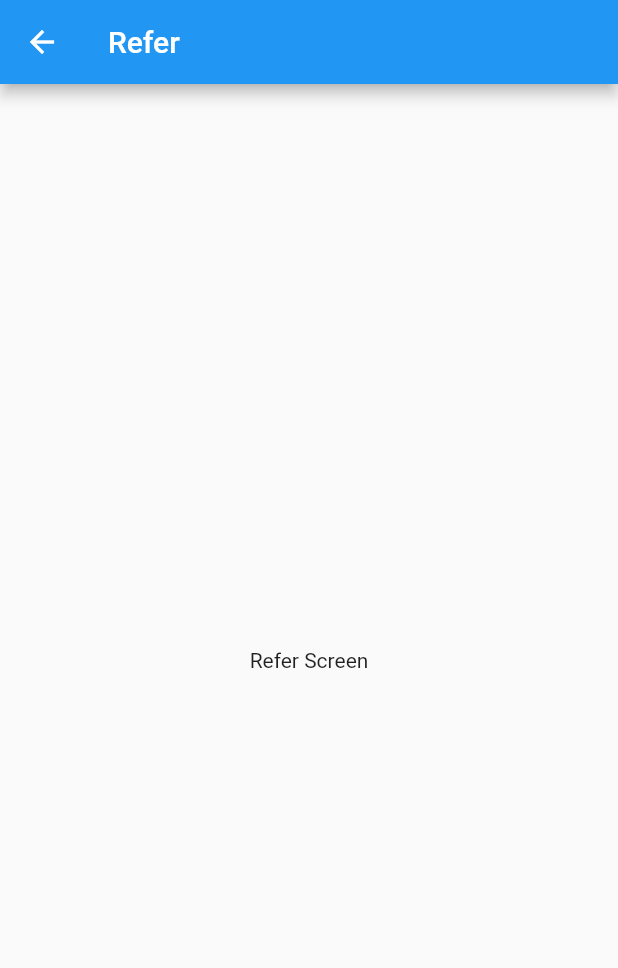
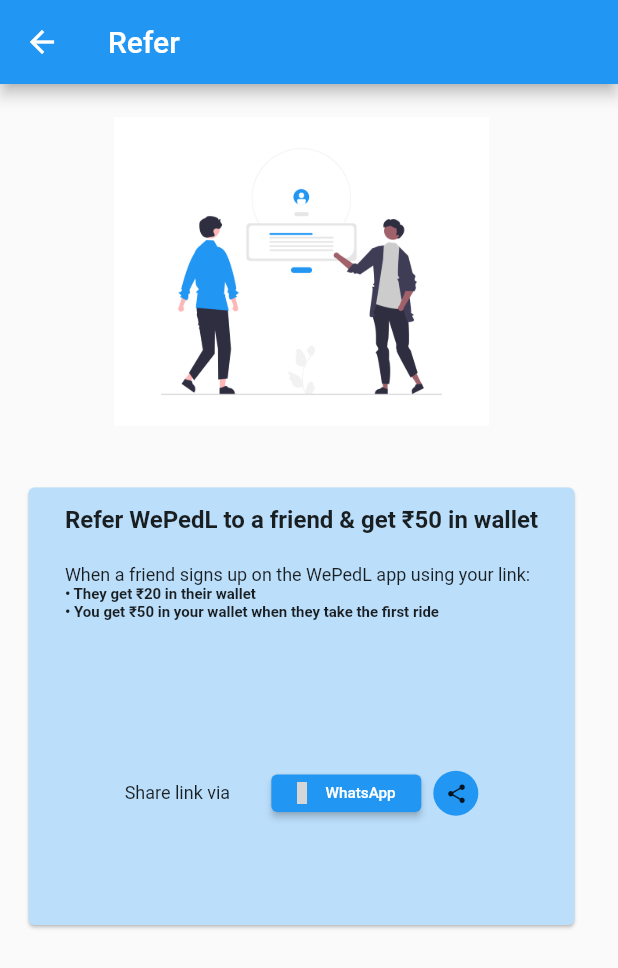
Before and after one commit to Mayuresh-G-Mhatre/public-bicycle-sharing-2, a Flutter app: the ReferScreen screen opened directly, on a phone screen of 412 x 824 dp. Shown: the top 968 px of the screen. Run offline on Flutter 3.47's test engine with Material 2 defaults, Android fonts, the phone set to English and light mode, and no system bars; our stand-ins replace animated_text_kit, lottie, otp_text_field, salomon_bottom_bar, share_plus, shared_preferences and 1 more; accounts and stored records are empty; statements that could not run were skipped; grey boxes are pictures that could not be loaded.

Commit message:
added refer screen using url_launcher and share_plus package

```diff
--- a/lib/main.dart
+++ b/lib/main.dart
@@ -1,20 +1,21 @@
-// ignore_for_file: prefer_const_constructors, use_key_in_widget_constructors, prefer_const_literals_to_create_immutables, library_private_types_in_public_api, prefer_final_fields, unused_field
-
 import 'package:flutter/material.dart';
 import 'package:public_bicycle_sharing/screens/loading/splash.dart';
 
 void main() => runApp(MyApp());
 
 class MyApp extends StatelessWidget {
+  const MyApp({super.key});
+
   @override
   Widget build(BuildContext context) {
     return MaterialApp(
       debugShowCheckedModeBanner: false,
       title: 'WePedL',
       theme: ThemeData(
-        primarySwatch: Colors.blue,
+        primarySwatch: Colors.blue, // hex - #2196F3
       ),
-      home: SplashScreen(),
+      home: const SplashScreen(),
+      // home: const ReferScreen(), // for testing
     );
   }
 }
--- a/lib/screens/refer/refer.dart
+++ b/lib/screens/refer/refer.dart
@@ -1,4 +1,6 @@
 import 'package:flutter/material.dart';
+import 'package:share_plus/share_plus.dart';
+import 'package:url_launcher/url_launcher.dart';
 
 class ReferScreen extends StatefulWidget {
   const ReferScreen({super.key});
@@ -8,15 +10,133 @@ class ReferScreen extends StatefulWidget {
 }
 
 class _ReferScreenState extends State<ReferScreen> {
+  String message =
+      'Hey%21%20I%20am%20gifting%20you%20%E2%82%B920%20for%20your%20first%20WePedL%20ride.%20Enjoy%21%20https%3A%2F%2Fwepedl.page.link%2FCYAfu341CWybskBR9';
   @override
   Widget build(BuildContext context) {
     return Scaffold(
-      appBar: AppBar(
-        title: const Text('Refer'),
-      ),
-      body: const Center(
-        child: Text('Refer Screen'),
-      ),
-    );
+        appBar: AppBar(
+          title: const Text('Refer'),
+        ),
+        body: Column(
+          mainAxisAlignment: MainAxisAlignment.start,
+          children: [
+            const Image(
+              width: 250,
+              height: 250,
+              image: AssetImage('assets/refer.png'),
+            ),
+            // const SizedBox(height: 5.0),
+            Container(
+              padding: const EdgeInsets.all(15.0),
+              width: MediaQuery.of(context).size.width - 10,
+              height: MediaQuery.of(context).size.height / 2.5,
+              child: Card(
+                color: Colors.blue[100],
+                child: Column(
+                  crossAxisAlignment: CrossAxisAlignment.center,
+                  children: [
+                    Padding(
+                      padding: const EdgeInsets.all(12.0),
+                      child: SizedBox(
+                        height: MediaQuery.of(context).size.height / 5,
+                        child: Column(
+                          crossAxisAlignment: CrossAxisAlignment.start,
+                          // ignore: prefer_const_literals_to_create_immutables
+                          children: [
+                            const Text(
+                              'Refer WePedL to a friend & get \u{20B9}50 in wallet',
+                              style: TextStyle(
+                                fontWeight: FontWeight.bold,
+                                fontSize: 16.0,
+                              ),
+                            ),
+                            const SizedBox(height: 20.0),
+                            const Text(
+                              'When a friend signs up on the WePedL app using your link:',
+                              style: TextStyle(fontSize: 12.0),
+                            ),
+                            const Text(
+                              '\u{2022} They get \u{20B9}20 in their wallet',
+                              style: TextStyle(
+                                fontWeight: FontWeight.bold,
+                                fontSize: 10.0,
+                              ),
+                            ),
+                            const Text(
+                              '\u{2022} You get \u{20B9}50 in your wallet when they take the first ride',
+                              style: TextStyle(
+                                fontWeight: FontWeight.bold,
+                                fontSize: 10.0,
+                              ),
+                            ),
+                          ],
+                        ),
+                      ),
+                    ),
+                    Row(
+                      mainAxisAlignment: MainAxisAlignment.center,
+                      children: [
+                        const Text(
+                          'Share link via',
+                          style: TextStyle(fontSize: 12.0),
+                        ),
+                        SizedBox(width: MediaQuery.of(context).size.width / 15),
+                        SizedBox(
+                          width: 100,
+                          height: 27,
+                          child: Padding(
+                            padding: const EdgeInsets.symmetric(
+                              horizontal: 0,
+                              vertical: 1,
+                            ),
+                            child: ElevatedButton.icon(
+                              onPressed: () async {
+                                const url = 'https://wa.me/';
+                                final uri = Uri.parse('$url?text=$message');
+                                if (await canLaunchUrl(uri)) {
+                                  await launchUrl(uri);
+                                } else {
+                                  throw 'Could not launch $uri';
+                                }
+                              },
+                              icon: const Icon(
+                                Icons.whatsapp,
+                                size: 15,
+                              ),
+                              label: const Text('WhatsApp',
+                                  style: TextStyle(fontSize: 10.2)),
+                            ),
+                          ),
+                        ),
+                        const SizedBox(width: 8.0),
+                        Container(
+                          height: 30,
+                          width: 30,
+                          // padding: const EdgeInsets.all(8),
+                          // margin: const EdgeInsets.only(top: 2),
+                          decoration: BoxDecoration(
+                            color: Colors.blue,
+                            borderRadius: BorderRadius.circular(50),
+                          ),
+                          child: IconButton(
+                            onPressed: () {
+                              Share.share(message);
+                            },
+                            icon: const Icon(
+                              Icons.share,
+                              size: 15,
+                            ),
+                          ),
+                        )
+                      ],
+                    ),
+                  ],
+                ),
+              ),
+            ),
+          ],
+        ),
+        );
   }
 }
--- a/pubspec.yaml
+++ b/pubspec.yaml
@@ -38,8 +38,10 @@ dependencies:
   multiavatar: ^0.1.5
   otp_text_field: ^1.1.3
   salomon_bottom_bar: ^3.3.1
+  share_plus: ^6.3.0
   shared_preferences: ^2.0.15
   sidebarx: ^0.14.0
+  url_launcher: ^6.1.7
 
 dev_dependencies:
   flutter_launcher_icons: ^0.11.0
```
Also changed, not shown: assets/refer.png (added), pubspec.lock, 5 other files.
